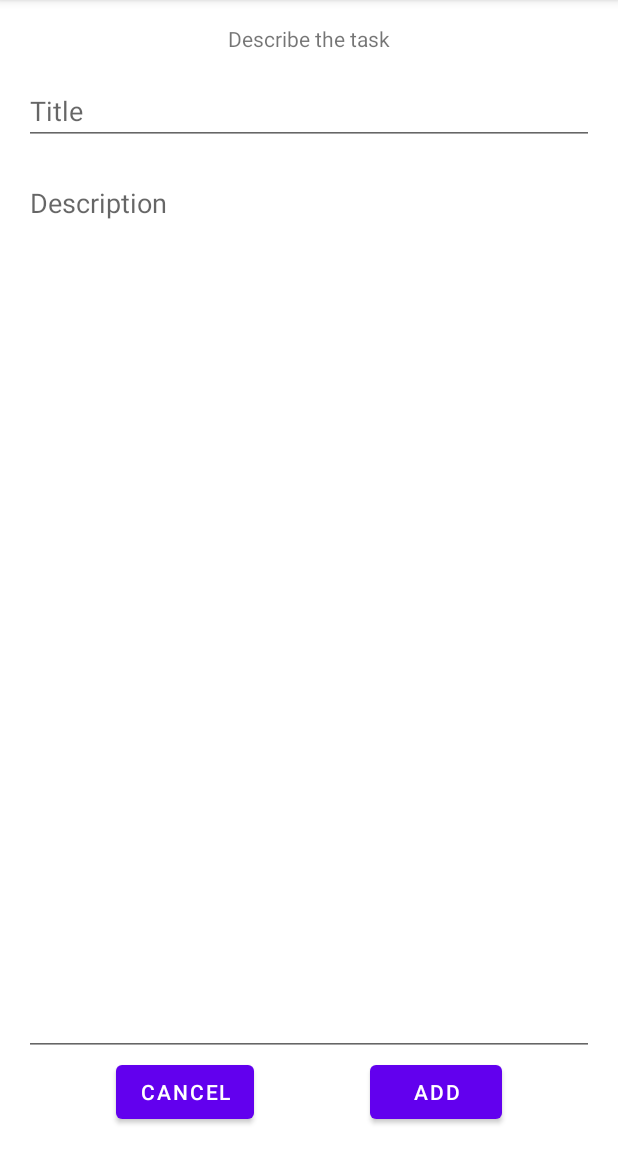
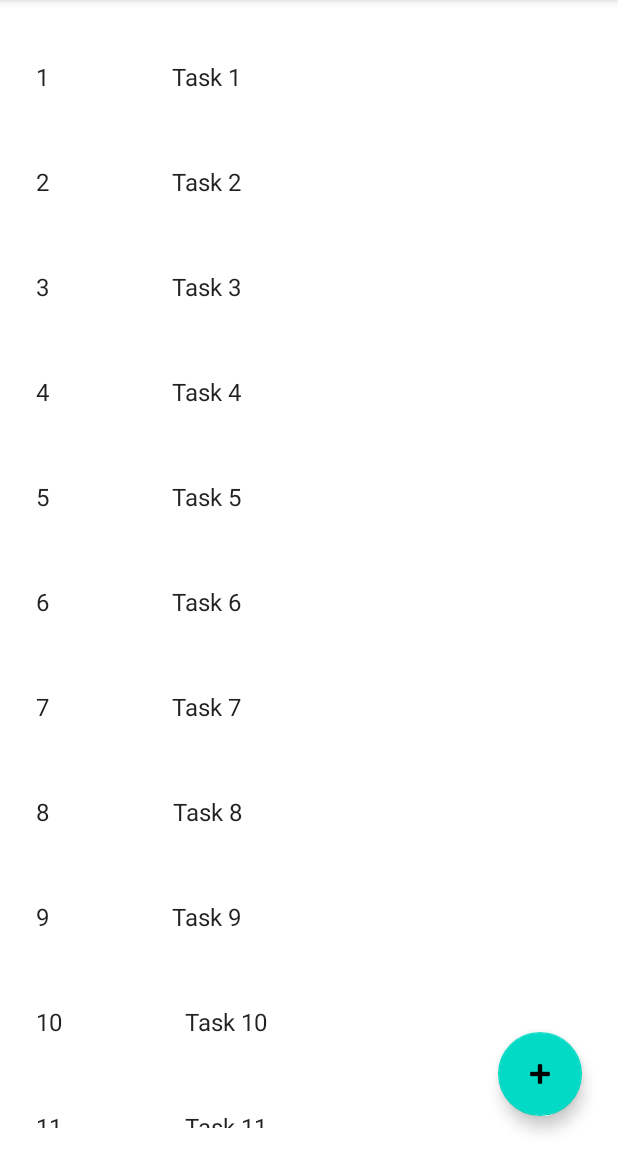
Before and after one commit to MarcinRod/Lab4v4, an Android app: the AddTaskFragment screen opened through its navigation route, after a tap on "ADD", on a phone screen of 412 x 824 dp, the part 84-1236 px from its top. Run offline under Robolectric (Android 15) with nearby library versions, the light colour scheme and no system bars.

Commit message:
recycler view error resolved

```diff
--- a/app/src/main/java/com/example/lab4v4/AddTaskFragment.java
+++ b/app/src/main/java/com/example/lab4v4/AddTaskFragment.java
@@ -44,20 +44,25 @@
             @Override
             public void onClick(View view) {
                 NavHostFragment.findNavController(AddTaskFragment.this)
-                        .navigate(R.id.action_taskFragment_to_addTaskFragment);
+                        .navigate(R.id.action_addTaskFragment_to_taskFragment);
             }
         });
         view.findViewById(R.id.addButton).setOnClickListener(new View.OnClickListener() {
             @Override
             public void onClick(View v) {
                 Bundle bundle = new Bundle();
-
+                String title = ((EditText) view.findViewById(R.id.task_title)).getText().toString();
+                String description = ((EditText) view.findViewById(R.id.task_description)).getText().toString();
+                if(title.isEmpty())
+                    title = "Task";
+                if(description.isEmpty())
+                    description = "My task description";
                 bundle.putString(getString(R.string.taskTitleKey),
-                        ((EditText)view.findViewById(R.id.task_title)).getText().toString());
+                        title);
                 bundle.putString(getString(R.string.taskDescriptionKey),
-                        ((EditText)view.findViewById(R.id.task_description)).getText().toString());
+                        description);
                 NavHostFragment.findNavController(AddTaskFragment.this)
-                        .navigate(R.id.action_taskFragment_to_addTaskFragment,bundle);
+                        .navigate(R.id.action_addTaskFragment_to_taskFragment,bundle);
             }
         });
         return view;
--- a/app/src/main/java/com/example/lab4v4/TaskFragment.java
+++ b/app/src/main/java/com/example/lab4v4/TaskFragment.java
@@ -58,15 +58,15 @@
         Bundle arguments = getArguments();
         if(arguments!= null){
             if(arguments.containsKey(getString(R.string.taskTitleKey))){
-                TasksContent.addItem(new TasksContent.TaskItem(String.valueOf(TasksContent.ITEMS.size()),
+                TasksContent.addItem(new TasksContent.TaskItem(String.valueOf(TasksContent.ITEMS.size()+1),
                         arguments.getString(getString(R.string.taskTitleKey)),
                         arguments.getString(getString(R.string.taskDescriptionKey))));
             }
         }
         // Set the adapter
-        if(view instanceof RecyclerView) {
+        RecyclerView recyclerView = view.findViewById(R.id.list);
+        if(recyclerView instanceof RecyclerView) {
             Context context = view.getContext();
-            RecyclerView recyclerView = (RecyclerView) view;
             if(mColumnCount <= 1) {
                 recyclerView.setLayoutManager(new LinearLayoutManager(context));
             } else {
```
